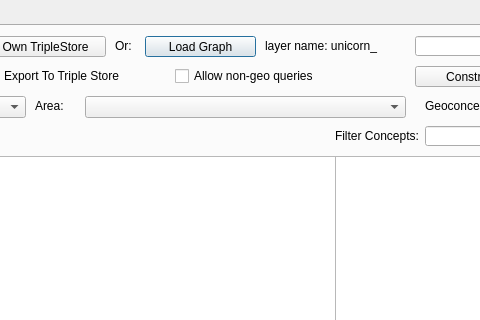
Qt form sparql_unicorn_dialog_base.ui (sparqlunicorn/sparqlunicornGoesGIS) before a commit; both pictures show x 487 to 967 and y 0 to 320 of the 1092 by 659 pixel window.
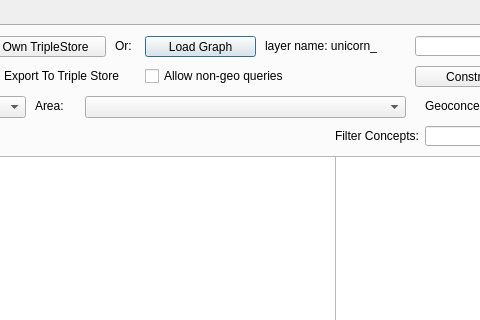
The same form after that commit.

Patch:
```diff
--- a/sparql_unicorn_dialog_base.ui
+++ b/sparql_unicorn_dialog_base.ui
@@ -370,7 +370,7 @@
     <widget class="QCheckBox" name="allownongeo">
      <property name="geometry">
       <rect>
-       <x>660</x>
+       <x>630</x>
        <y>40</y>
        <width>161</width>
        <height>20</height>
```
Left out of the diff: 10 changed lines with no effect on the pictures.
